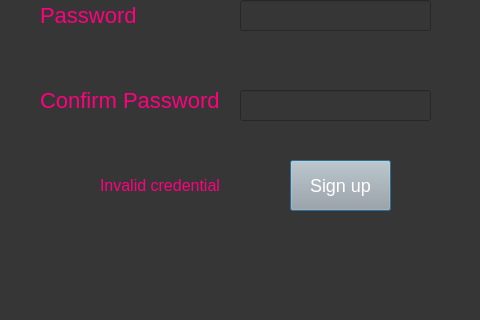
ayushkumar-25/Blood-Donation-Management-System, file Resource/createacc.ui: the form before one commit; both pictures show x 0 to 480 and y 300 to 620 of the 480 by 620 pixel window.
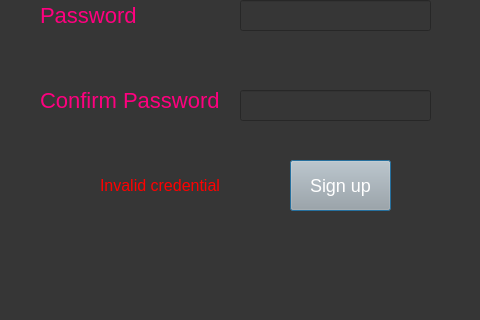
The form after the commit.

What changed in the file:
```diff
--- a/Resource/createacc.ui
+++ b/Resource/createacc.ui
@@ -178,7 +178,7 @@
     </rect>
    </property>
    <property name="styleSheet">
-    <string notr="true">color: rgb(255, 0, 127); font-size:16px</string>
+    <string notr="true">color: rgb(255, 0, 0); font-size:16px</string>
    </property>
    <property name="text">
     <string>Invalid credential</string>
```
